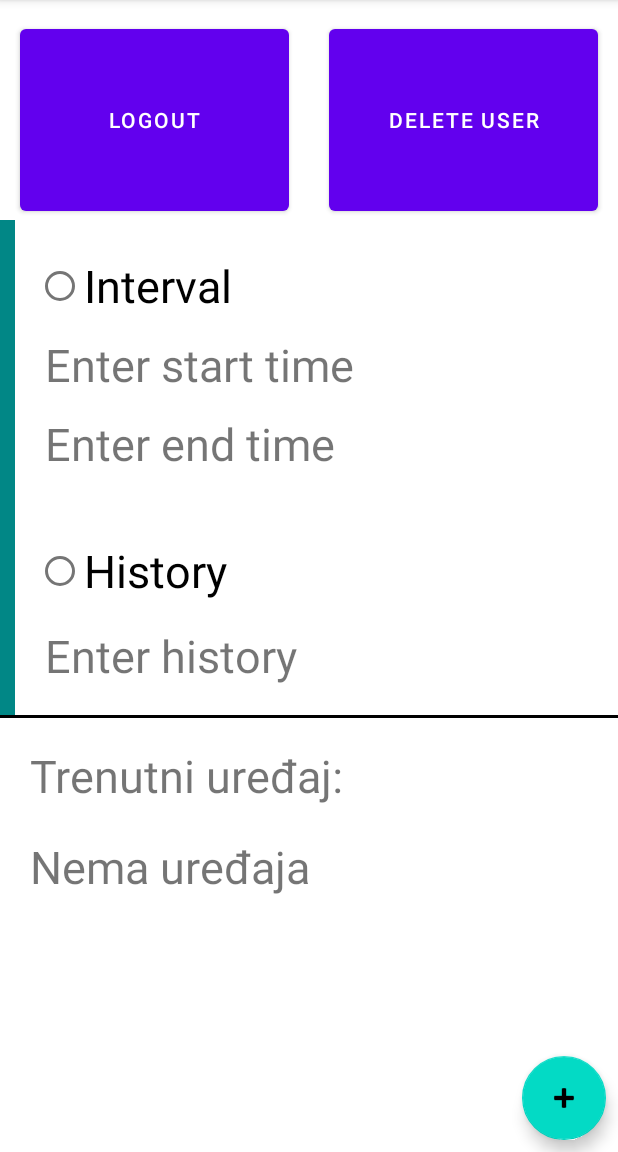
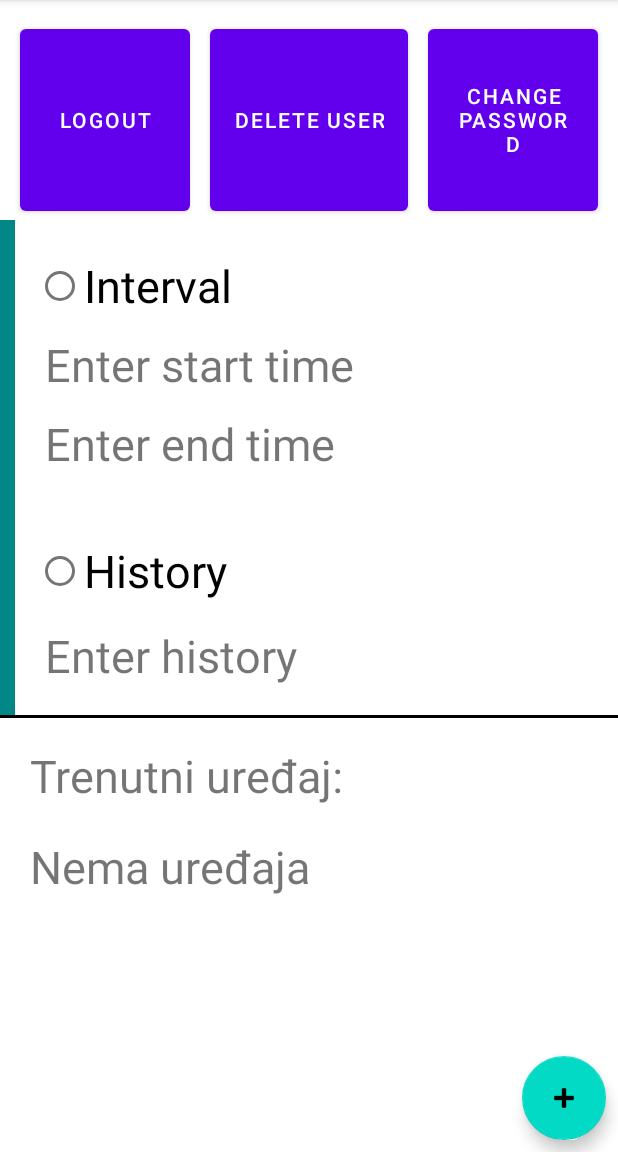
Before and after one commit to KristianK1/ProjektGolfApp2, an Android app: the SettingsFragment screen opened through its navigation route, on a phone screen of 412 x 824 dp, the part 84-1236 px from its top. Run offline under Robolectric (Android 15) with nearby library versions, the phone set to English and light mode, and no system bars; our stand-ins replace Firebase (no records; nobody signed in at launch, a user with empty details on screens opened directly); 4 statements that could not run were skipped.

Commit message:
change Password fragment

```diff
--- a/app/src/main/java/hr/ferit/kristiankliskovic/projektGolf/ui/settingsFragment/SettingsFragment.kt
+++ b/app/src/main/java/hr/ferit/kristiankliskovic/projektGolf/ui/settingsFragment/SettingsFragment.kt
@@ -75,6 +75,10 @@ class SettingsFragment: Fragment(), onDeviceLongPress, onDeviceSelected {
         binding.deleteUserButton.setOnClickListener{
             myUserState.deleteUser()
             val action = SettingsFragmentDirections.actionSettingsFragmentToLoginFragment()
+            findNavController().navigate(action)
+        }
+        binding.navToChangePass.setOnClickListener {
+            val action = SettingsFragmentDirections.actionSettingsFragmentToChangePasswordFragment()
             findNavController().navigate(action)
         }
         return binding.root
--- a/app/src/main/res/layout/fragment_settings.xml
+++ b/app/src/main/res/layout/fragment_settings.xml
@@ -9,35 +9,32 @@
         android:id="@+id/logoutButton"
         android:layout_width="0px"
         android:layout_height="200px"
+        android:layout_margin="20px"
         android:text="Logout"
-        app:layout_constraintEnd_toEndOf="@id/buttonDivider"
-        app:layout_constraintStart_toStartOf="parent"
-        app:layout_constraintTop_toTopOf="parent"
-        android:layout_margin="20px"
-        />
-
-    <TextView
-        android:id="@+id/buttonDivider"
-        android:layout_width="wrap_content"
-        android:layout_height="wrap_content"
-        android:gravity="center"
-        android:text=""
-        app:layout_constraintEnd_toEndOf="parent"
+        app:layout_constraintEnd_toStartOf="@id/deleteUserButton"
         app:layout_constraintStart_toStartOf="parent"
         app:layout_constraintTop_toTopOf="parent" />
 
 
     <Button
         android:id="@+id/deleteUserButton"
+        android:layout_width="wrap_content"
+        android:layout_height="200px"
+        android:layout_margin="20px"
+        android:text="Delete user"
+        app:layout_constraintEnd_toEndOf="parent"
+        app:layout_constraintStart_toStartOf="parent"
+        app:layout_constraintTop_toTopOf="parent" />
+
+    <Button
+        android:id="@+id/navToChangePass"
         android:layout_width="0px"
         android:layout_height="200px"
-        android:text="Delete user"
+        android:layout_margin="20px"
+        android:text="Change password"
         app:layout_constraintEnd_toEndOf="parent"
-        app:layout_constraintStart_toEndOf="@id/buttonDivider"
-        app:layout_constraintTop_toTopOf="parent"
-        android:layout_margin="20px"
-        />
-
+        app:layout_constraintStart_toEndOf="@id/deleteUserButton"
+        app:layout_constraintTop_toTopOf="parent" />
 
     <androidx.constraintlayout.widget.ConstraintLayout
         android:id="@+id/intervalLayout"
--- a/app/src/main/res/navigation/navigation.xml
+++ b/app/src/main/res/navigation/navigation.xml
@@ -20,6 +20,9 @@
 
             app:popUpToInclusive="true"
             />
+        <action
+            android:id="@+id/action_settingsFragment_to_changePasswordFragment"
+            app:destination="@id/changePasswordFragment" />
     </fragment>
     <fragment
         android:id="@+id/addNewDeviceFragment"
@@ -74,4 +77,10 @@
         android:name="hr.ferit.kristiankliskovic.projektGolf.ui.bluetoothFragment.bluetoothFragment"
         android:label="bluetoothFragment"
         tools:layout="@layout/bluetoothscreen"/>
+    <fragment
+        android:id="@+id/changePasswordFragment"
+        android:name="hr.ferit.kristiankliskovic.projektGolf.ui.changePaswordFragment.changePasswordFragment"
+        android:label="changePasswordFragment"
+        tools:layout="@layout/change_password_layout"
+        />
 </navigation>
```
Also changed, not shown: app/src/main/java/hr/ferit/kristiankliskovic/projektGolf/ui/changePaswordFragment/changePasswordFragment.kt (added, +37 -0 lines), app/src/main/java/hr/ferit/kristiankliskovic/projektGolf/utils/myUserState.kt (+7 -1 lines), app/src/main/res/layout/bluetoothscreen.xml (+1 -13 lines), app/src/main/res/layout/change_password_layout.xml (added, +113 -0 lines).
